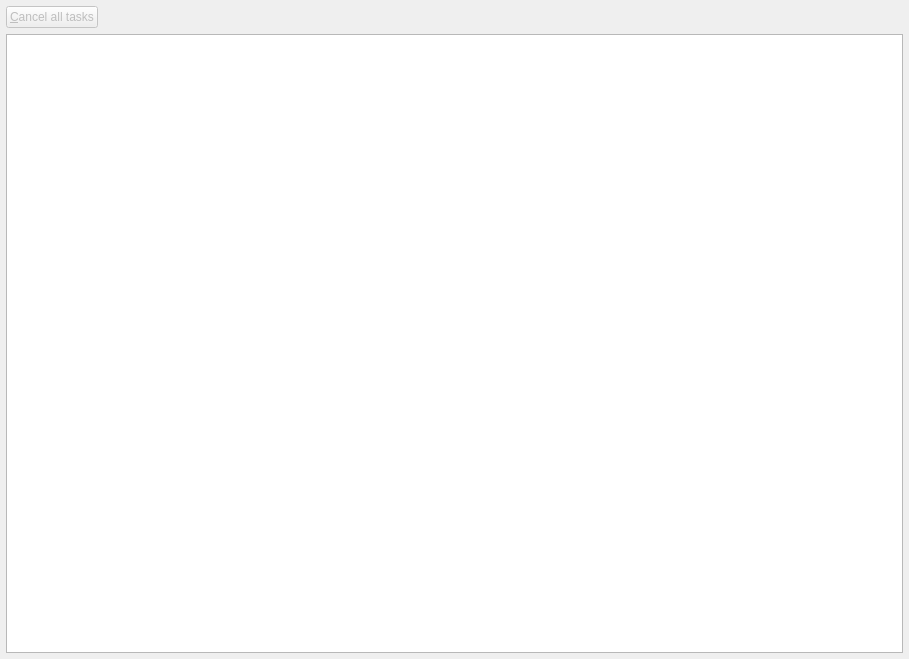
This is ui/BackgroundTasksDialog.ui in BatchDrake/SigDigger as Qt 5 draws it before an edit. The edited form follows.
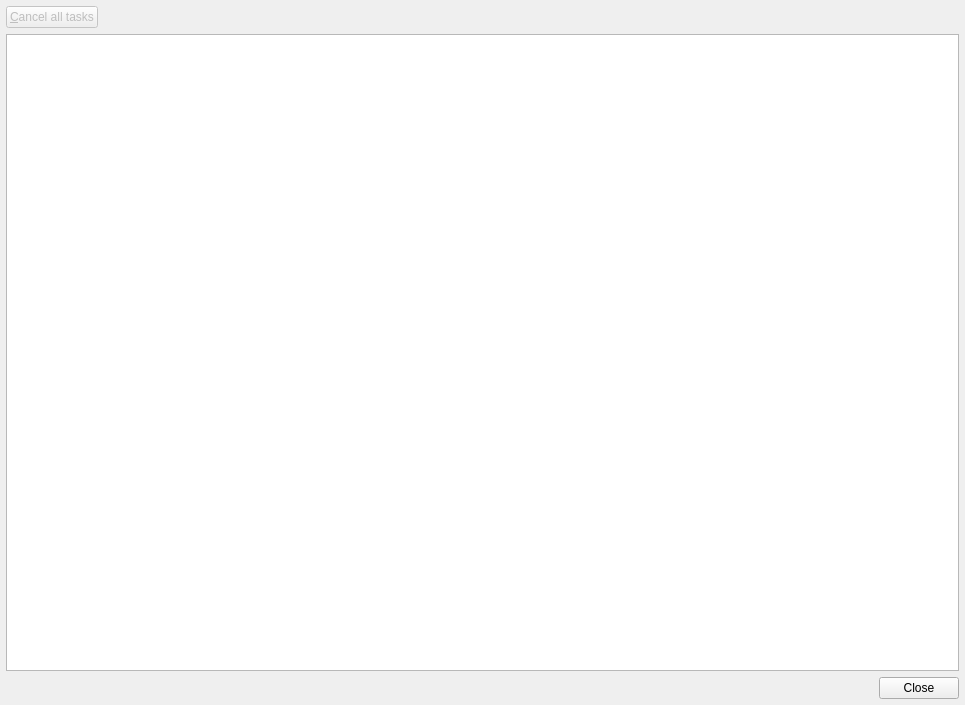
This is the edited form.

Commit message: Implement remaining background task dialog features

```diff
--- a/ui/BackgroundTasksDialog.ui
+++ b/ui/BackgroundTasksDialog.ui
@@ -6,8 +6,8 @@
    <rect>
     <x>0</x>
     <y>0</y>
-    <width>909</width>
-    <height>659</height>
+    <width>965</width>
+    <height>705</height>
    </rect>
   </property>
   <property name="windowTitle">
@@ -57,20 +57,30 @@
      <property name="selectionBehavior">
       <enum>QAbstractItemView::SelectRows</enum>
      </property>
+     <property name="showGrid">
+      <bool>false</bool>
+     </property>
      <property name="sortingEnabled">
       <bool>true</bool>
      </property>
      <attribute name="horizontalHeaderStretchLastSection">
-      <bool>true</bool>
+      <bool>false</bool>
      </attribute>
      <attribute name="verticalHeaderDefaultSectionSize">
-      <number>22</number>
+      <number>24</number>
      </attribute>
      <attribute name="verticalHeaderMinimumSectionSize">
-      <number>22</number>
+      <number>24</number>
      </attribute>
     </widget>
    </item>
+   <item row="2" column="0" colspan="2">
+    <widget class="QDialogButtonBox" name="buttonBox">
+     <property name="standardButtons">
+      <set>QDialogButtonBox::Close</set>
+     </property>
+    </widget>
+   </item>
   </layout>
  </widget>
  <resources/>
```
The commit also changes 9 other files.
